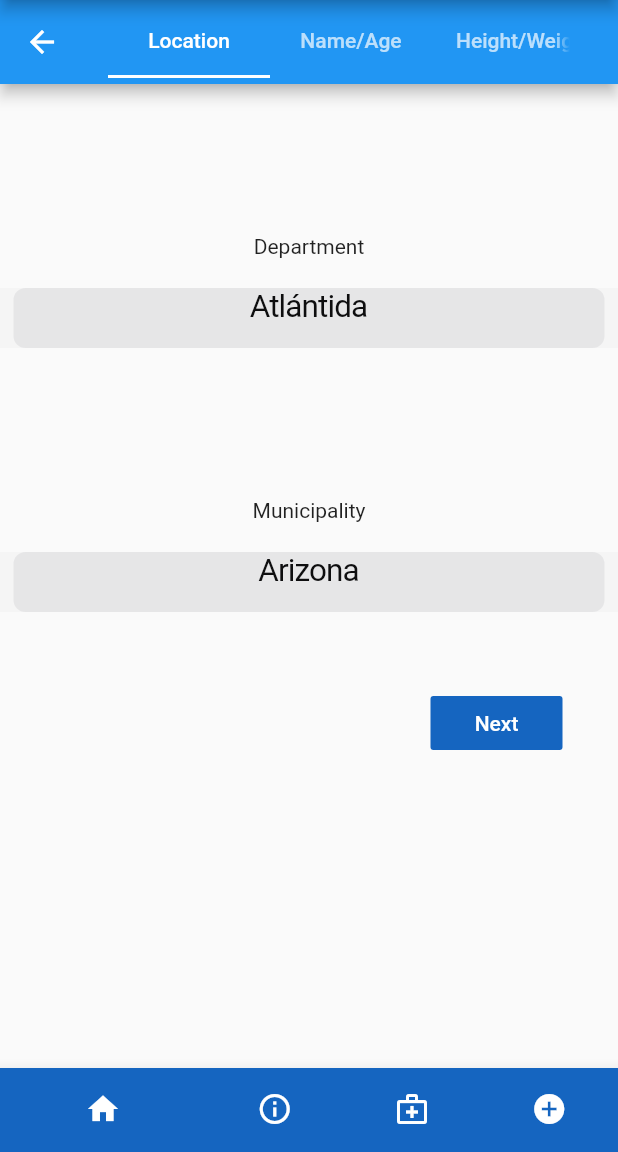
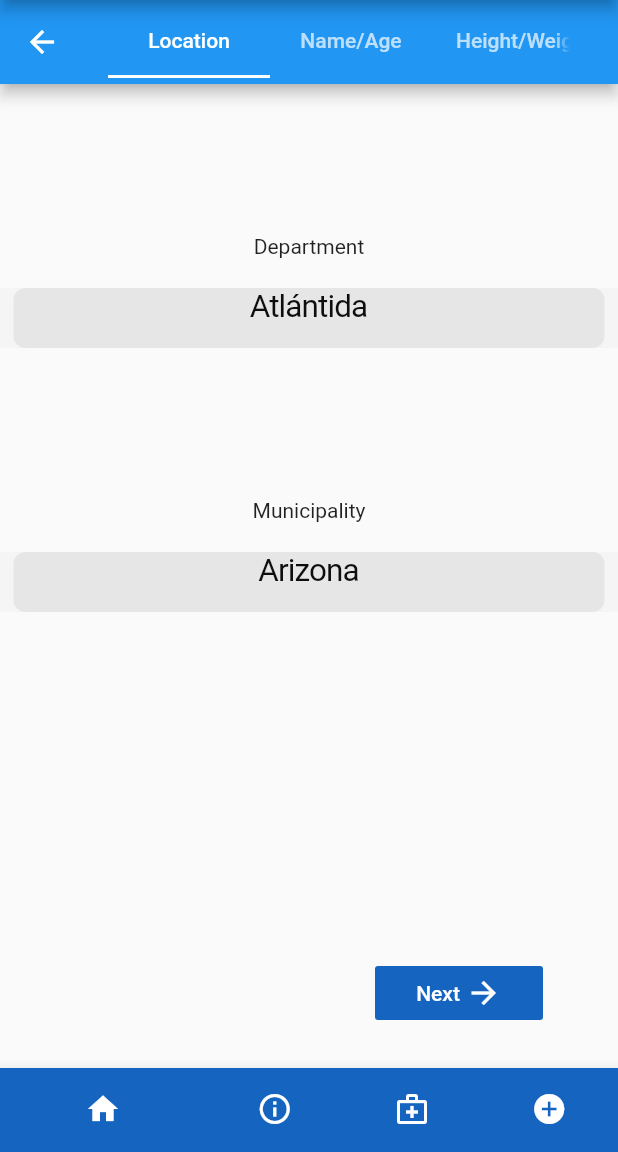
Before and after one commit to gamer/CSU44098-project-3-malnutrition-app, a Flutter app: the AddPatient screen opened by its route, on a phone screen of 412 x 824 dp, the part 84-1236 px from its top. Run offline on Flutter 3.47's test engine with Material 2 defaults, Android fonts, the phone set to English and light mode, and no system bars; our stand-ins replace charts_flutter, flutter_spinkit; network calls fail.

Commit message:
keeping up to date

```diff
--- a/apoyo/lib/main.dart
+++ b/apoyo/lib/main.dart
@@ -11,6 +11,7 @@ import 'package:apoyo/pages/localPatient.dart';
 import 'package:apoyo/services/patient.dart';
 
 void main () => runApp(MaterialApp(
+  debugShowCheckedModeBanner: false,
   initialRoute: '/home',
   routes: {
     '/': (context) => Loading(),
--- a/apoyo/lib/pages/addPatient.dart
+++ b/apoyo/lib/pages/addPatient.dart
@@ -16,6 +16,7 @@ class _AddPatientState extends State<AddPatient> {
   @override
   Widget build(BuildContext context) {
     return Scaffold(
+      resizeToAvoidBottomInset: false,
       appBar: AppBar(
         backgroundColor: Colors.blue[800],
         title: Text(
@@ -110,29 +111,40 @@ var tabIndex = 0;
                   children: locations.getDepartments()[dIndex].getMunicipalitiesNames(),
                 ),
                 Padding(
-                  padding: const EdgeInsets.fromLTRB(250, 50, 0, 0),
+                  padding: const EdgeInsets.fromLTRB(250, 230, 50, 0),
                   child: FlatButton(
                     color: Colors.blue[800],
+                    textColor: Colors.white,
                     onPressed: () {
-                      DefaultTabController.of(context).animateTo(1);
                     },
-                    child: Text(
-                     'Next',
-                      style: TextStyle(
-                        color: Colors.white,
-                      ),
-                    ),
+                    child: Row(
+                      mainAxisAlignment: MainAxisAlignment.center,
+                      children: <Widget>[
+                      Text('Next'),
+
+                      SizedBox(width:4.0),
+                      Icon(Icons.arrow_forward),
+                    ],
                   ),
                 )
+                ),
               ],
             ),
             Center( //Age/Name
+              child: SingleChildScrollView(
                 child: Column(
                   children: <Widget>[
                     Form(
                       child: Column(
                         crossAxisAlignment: CrossAxisAlignment.start,
                         children: <Widget>[
+                          Text(
+                              "First name",
+                            style: TextStyle(
+                              fontSize: 30,
+                            ),
+                          ),
+                          Divider(),
                           TextFormField(
                             initialValue: firstName,
                             onChanged: (input) {
@@ -147,6 +159,13 @@ var tabIndex = 0;
                           Padding(
                             padding: EdgeInsets.symmetric(vertical: 16.0),
                           ),
+                          Text(
+                              'Surname',
+                                  style: TextStyle(
+                              fontSize: 30,
+                          ),
+                          ),
+                          Divider(),
                           TextFormField(
                             onChanged: (input) {
                               setState(() {
@@ -159,7 +178,7 @@ var tabIndex = 0;
                           ),
                           MyCupertinoDate(dateTime: datetime),
                           Padding(
-                          padding: EdgeInsets.fromLTRB(0, 190, 0, 0),
+                            padding: EdgeInsets.fromLTRB(0, 210, 0, 0),
                             child: Row(
                               mainAxisAlignment: MainAxisAlignment.spaceEvenly,
                               children: [
@@ -198,6 +217,7 @@ var tabIndex = 0;
                   ],
                 ),
               ),
+            ),
             Column(
               children: <Widget> [
                 SizedBox(height: 100),
@@ -231,15 +251,14 @@ var tabIndex = 0;
                   children: weights,
                 ),
                 Padding(
-                  padding: EdgeInsets.symmetric(vertical: 16.0),
+                  padding: EdgeInsets.fromLTRB(0, 220, 0, 0),
                   child: Row(
                     mainAxisAlignment: MainAxisAlignment.spaceEvenly,
                     children: [
-                      ElevatedButton.icon(
+                      FlatButton.icon(
                         onPressed: () {},
-                        style: ButtonStyle(
-
-                        ),
+                        color: Colors.blue[800],
+                        textColor: Colors.white,
                         icon: Icon(Icons.arrow_back),
                         label: Text(
                           'Back',
@@ -249,7 +268,9 @@ var tabIndex = 0;
                         ),
                       ),
                       SizedBox(width: 100),
-                      ElevatedButton(
+                      FlatButton(
+                        color: Colors.blue[800],
+                        textColor: Colors.white,
                         onPressed: () {
                           Patient patient = new Patient(
                             firstName: firstName,
```
Also changed, not shown: apoyo/lib/pages/home.dart (+40 -9 lines), 2 other files. Lines whose indentation alone changed are shown as unchanged.
